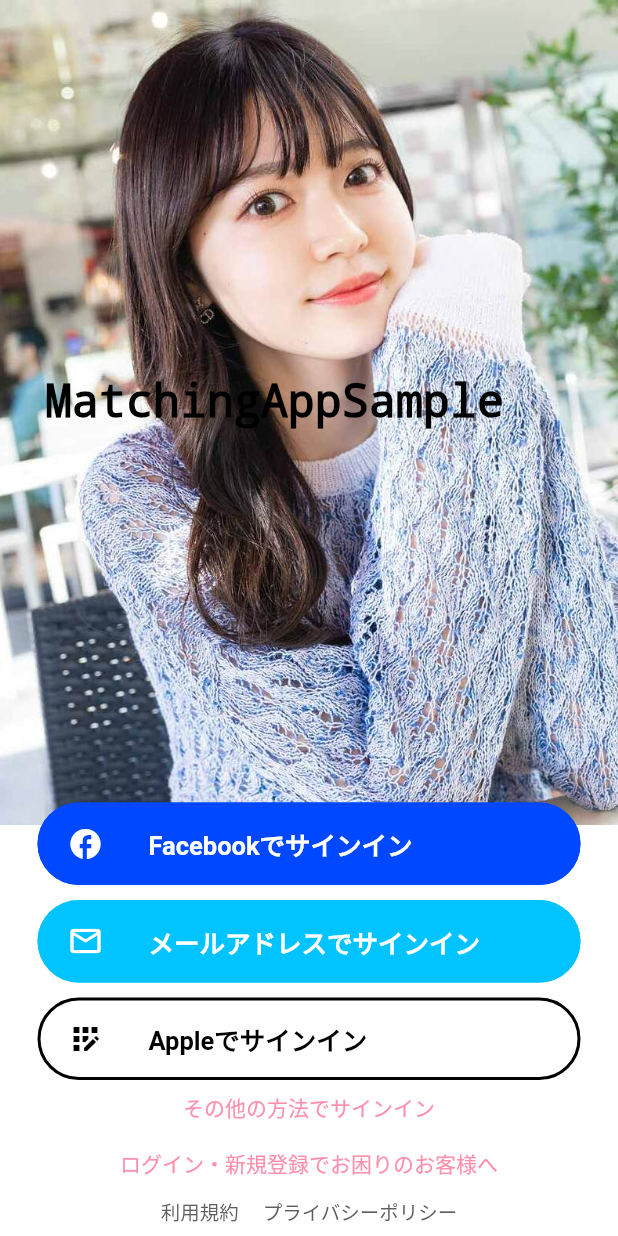
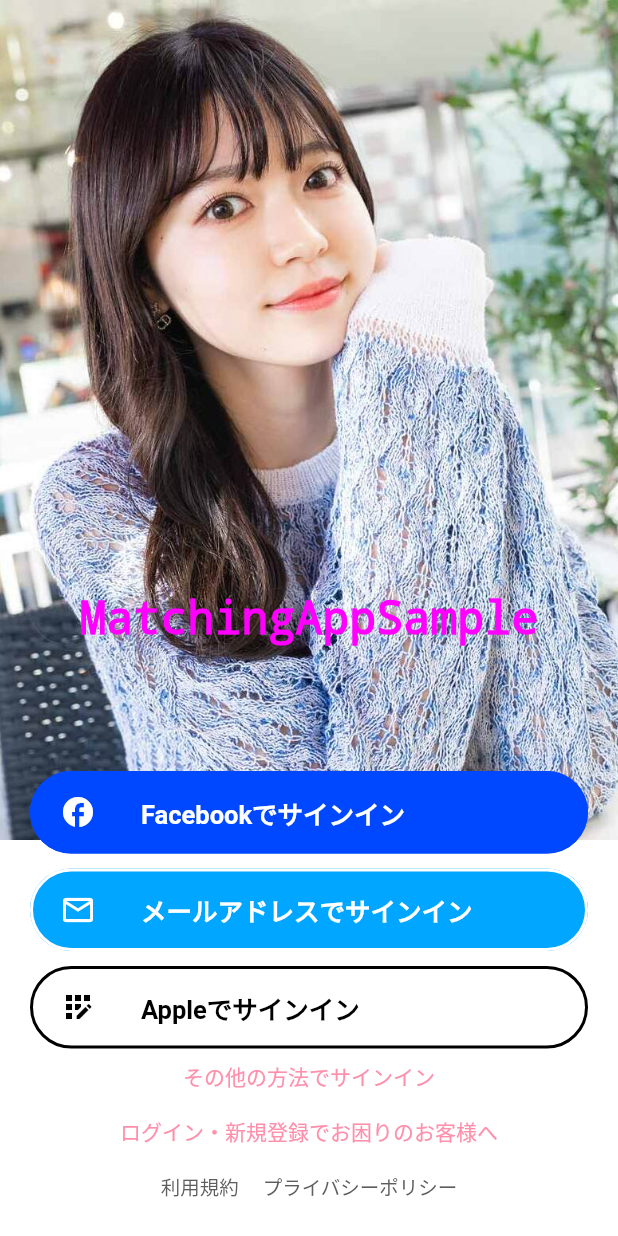
Before and after one commit to skmkuma/matching_app_sample, a Flutter app: the screen it shows after launch, on a phone screen of 412 x 824 dp. Run offline on Flutter 3.47's test engine with Material 2 defaults, Android fonts, the phone set to English and light mode, and no system bars.

Commit message:
modified snsLinkButton

```diff
--- a/matchingapp_sample/lib/feature/toppage/presentation/pages/top_page.dart
+++ b/matchingapp_sample/lib/feature/toppage/presentation/pages/top_page.dart
@@ -12,43 +12,61 @@ class TopPage extends StatelessWidget {
   Widget build(BuildContext context) {
     return Stack(
       children: [
-        Positioned(
-            child: Container(
+        Container(
           width: double.infinity,
           height: double.infinity,
           color: const Color.fromARGB(255, 255, 255, 255),
-        )),
-        Positioned(
-          top: 0,
-          height: 550,
-          left: -70,
-          child: Image.asset(
+        ),
+        Stack(children: <Widget>[
+          Image.asset(
             'images/top_bizyo.jpg',
-            // scale: 2.4,
-            height: 600,
+            height: 560,
+            fit: BoxFit.cover,
           ),
-        ),
-        const Positioned(
-            top: 250,
-            left: 30,
+          const Center(
             child: Text(
               'MatchingAppSample',
               style: TextStyle(
                   decoration: TextDecoration.none,
-                  color: Color.fromARGB(255, 0, 0, 0),
+                  color: Color.fromARGB(255, 255, 0, 255),
                   fontSize: 30),
-            )),
-        const Padding(
-          padding: EdgeInsets.only(right: 25, left: 25, top: 535),
-          child: SignInButton(),
             ),
-        const Padding(
-          padding: EdgeInsets.only(top: 720),
-          child: SignInSupportButton(),
+          )
+        ]),
+        Padding(
+          padding: const EdgeInsets.symmetric(horizontal: 20, vertical: 15),
+          child: Column(
+            mainAxisAlignment: MainAxisAlignment.end,
+            children: const <Widget>[
+              SignInButton(
+                  snsId: 0,
+                  text: 'Facebookでサインイン',
+                  icon: Icons.facebook_outlined,
+                  bordercolor: Color.fromARGB(255, 0, 72, 255),
+                  backgroundcolor: Color.fromARGB(255, 0, 72, 255),
+                  textColor: Color.fromARGB(255, 255, 255, 255)),
+              SizedBox(height: 10),
+              SignInButton(
+                snsId: 1,
+                text: 'メールアドレスでサインイン',
+                icon: Icons.mail_outline_outlined,
+                bordercolor: Color.fromARGB(255, 255, 255, 255),
+                backgroundcolor: Color.fromARGB(255, 0, 166, 255),
+                textColor: Color.fromARGB(255, 255, 255, 255),
               ),
-        const Padding(
-          padding: EdgeInsets.only(top: 790),
-          child: UsePrivacyPolicyButton(),
+              SizedBox(height: 10),
+              SignInButton(
+                snsId: 2,
+                text: 'Appleでサインイン',
+                icon: Icons.app_registration_outlined,
+                bordercolor: Color.fromARGB(255, 0, 0, 0),
+                backgroundcolor: Color.fromARGB(255, 255, 255, 255),
+                textColor: Color.fromARGB(255, 0, 0, 0),
+              ),
+              SignInSupportButton(),
+              UsePrivacyPolicyButton(),
+            ],
+          ),
         )
       ],
     );
@@ -56,100 +74,66 @@ class TopPage extends StatelessWidget {
 }
 
 class SignInButton extends StatelessWidget {
-  const SignInButton({Key? key}) : super(key: key);
+  final int snsId;
+  final String text;
+  final IconData icon;
+  final Color bordercolor;
+  final Color backgroundcolor;
+  final Color textColor;
+
+  const SignInButton({
+    Key? key,
+    required this.snsId,
+    required this.text,
+    required this.icon,
+    required this.backgroundcolor,
+    required this.textColor,
+    required this.bordercolor,
+  }) : super(key: key);
 
   @override
   Widget build(BuildContext context) {
-    return Column(
-      children: [
-        OutlinedButton(
+    return OutlinedButton(
       style: OutlinedButton.styleFrom(
         padding: const EdgeInsets.symmetric(vertical: 15, horizontal: 20),
-              backgroundColor: const Color.fromARGB(255, 0, 72, 255),
-              shape: RoundedRectangleBorder(
-                  borderRadius: BorderRadius.circular(30.0)),
-              side: const BorderSide(
+        backgroundColor: backgroundcolor,
+        shape:
+            RoundedRectangleBorder(borderRadius: BorderRadius.circular(30.0)),
+        side: BorderSide(
           width: 2,
-                color: Color.fromARGB(255, 0, 72, 255),
+          color: bordercolor,
         ),
       ),
       child: Row(
         children: <Widget>[
-                const Icon(
-                  Icons.facebook_outlined,
-                  color: Color.fromARGB(255, 255, 255, 255),
-                ),
+          Icon(icon, color: textColor),
           SpaceBox.width(30),
-                const Text(
-                  'Facebookでサインイン',
+          Text(
+            text,
             style: TextStyle(
-                      fontSize: 17,
-                      color: Color.fromARGB(255, 255, 255, 255),
-                      fontWeight: FontWeight.bold),
+                fontSize: 17, color: textColor, fontWeight: FontWeight.bold),
           ),
         ],
       ),
-            onPressed: () {}),
-        SpaceBox.height(10),
-        OutlinedButton(
-            style: OutlinedButton.styleFrom(
-              padding: const EdgeInsets.symmetric(vertical: 15, horizontal: 20),
-              backgroundColor: const Color.fromARGB(255, 0, 195, 255),
-              shape: RoundedRectangleBorder(
-                  borderRadius: BorderRadius.circular(30.0)),
-              side: const BorderSide(
-                width: 2,
-                color: Color.fromARGB(255, 0, 195, 255),
-              ),
-            ),
-            child: Row(
-              children: <Widget>[
-                const Icon(
-                  Icons.mail_outline_outlined,
-                  color: Color.fromARGB(255, 255, 255, 255),
-                ),
-                SpaceBox.width(30),
-                const Text(
-                  'メールアドレスでサインイン',
-                  style: TextStyle(
-                      fontSize: 17,
-                      color: Color.fromARGB(255, 255, 255, 255),
-                      fontWeight: FontWeight.bold),
-                ),
-              ],
-            ),
-            onPressed: () {}),
-        SpaceBox.height(10),
-        OutlinedButton(
-            style: OutlinedButton.styleFrom(
-              padding: const EdgeInsets.symmetric(vertical: 15, horizontal: 20),
-              backgroundColor: const Color.fromARGB(255, 255, 255, 255),
-              shape: RoundedRectangleBorder(
-                  borderRadius: BorderRadius.circular(30.0)),
-              side: const BorderSide(
-                width: 2,
-                color: Color.fromARGB(255, 0, 0, 0),
-              ),
-            ),
-            child: Row(
-              children: <Widget>[
-                const Icon(
-                  Icons.app_registration_outlined,
-                  color: Color.fromARGB(255, 0, 0, 0),
-                ),
-                SpaceBox.width(30),
-                const Text(
-                  'Appleでサインイン',
-                  style: TextStyle(
-                      fontSize: 17,
-                      color: Color.fromARGB(255, 0, 0, 0),
-                      fontWeight: FontWeight.bold),
-                ),
-              ],
-            ),
-            onPressed: () {}),
-      ],
+      onPressed: () {
+        if (snsId == 0) {
+          null;
+        } else if (snsId == 1) {
+          null;
+        } else {
+          null;
+        }
+      },
     );
+  }
+}
+
+class SignInToSnsPage extends StatelessWidget {
+  const SignInToSnsPage({Key? key}) : super(key: key);
+
+  @override
+  Widget build(BuildContext context) {
+    return Container();
   }
 }
 
```
Lines whose indentation alone changed are shown as unchanged.
